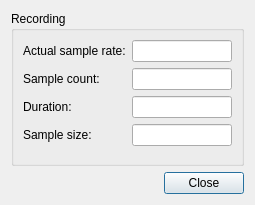
The window that src/UserInterface/src/Dialog/StatisticsDialog.ui (till213/SkyDolly) describes before a commit, drawn with Qt 5.
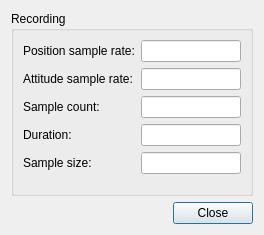
The same window after the commit.

Commit message:
Move the recording rate calculation into the statistics dialog
- Calculate both position- and attitude sample rates

The edit to the form file:
```diff
--- a/src/UserInterface/src/Dialog/StatisticsDialog.ui
+++ b/src/UserInterface/src/Dialog/StatisticsDialog.ui
@@ -6,8 +6,8 @@
    <rect>
     <x>0</x>
     <y>0</y>
-    <width>249</width>
-    <height>205</height>
+    <width>259</width>
+    <height>235</height>
    </rect>
   </property>
   <property name="windowTitle">
@@ -26,7 +26,7 @@
       <item row="0" column="0">
        <widget class="QLabel" name="label_55">
         <property name="text">
-         <string>Actual sample rate:</string>
+         <string>Position sample rate:</string>
         </property>
        </widget>
       </item>
@@ -44,13 +44,36 @@
        </widget>
       </item>
       <item row="1" column="0">
+       <widget class="QLabel" name="label_57">
+        <property name="text">
+         <string>Attitude sample rate:</string>
+        </property>
+       </widget>
+      </item>
+      <item row="1" column="1">
+       <widget class="QLineEdit" name="attitudeSamplesPerSecondLineEdit">
+        <property name="minimumSize">
+         <size>
+          <width>100</width>
+          <height>0</height>
+         </size>
+        </property>
+        <property name="toolTip">
+         <string>Aircraft attitude samples per second.</string>
+        </property>
+        <property name="readOnly">
+         <bool>true</bool>
+        </property>
+       </widget>
+      </item>
+      <item row="2" column="0">
        <widget class="QLabel" name="label_56">
         <property name="text">
          <string>Sample count:</string>
         </property>
        </widget>
       </item>
-      <item row="1" column="1">
+      <item row="2" column="1">
        <widget class="QLineEdit" name="sampleCountLineEdit">
         <property name="minimumSize">
          <size>
@@ -63,14 +86,14 @@
         </property>
        </widget>
       </item>
-      <item row="2" column="0">
+      <item row="3" column="0">
        <widget class="QLabel" name="label_59">
         <property name="text">
          <string>Duration:</string>
         </property>
        </widget>
       </item>
-      <item row="2" column="1">
+      <item row="3" column="1">
        <widget class="QLineEdit" name="durationLineEdit">
         <property name="minimumSize">
          <size>
@@ -86,14 +109,14 @@
         </property>
        </widget>
       </item>
-      <item row="3" column="0">
+      <item row="4" column="0">
        <widget class="QLabel" name="label_58">
         <property name="text">
          <string>Sample size:</string>
         </property>
        </widget>
       </item>
-      <item row="3" column="1">
+      <item row="4" column="1">
        <widget class="QLineEdit" name="sampleSizeLineEdit">
         <property name="minimumSize">
          <size>
```
Left out of the diff: 14 changed lines with no effect on the pictures. The commit also changes 7 other files.
